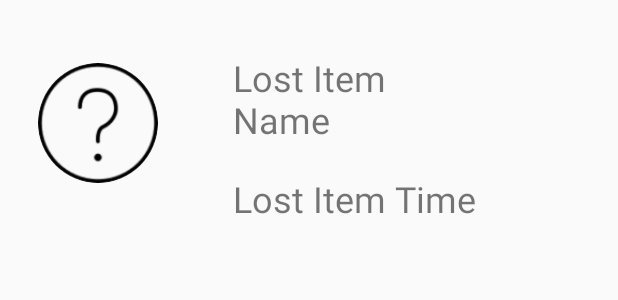
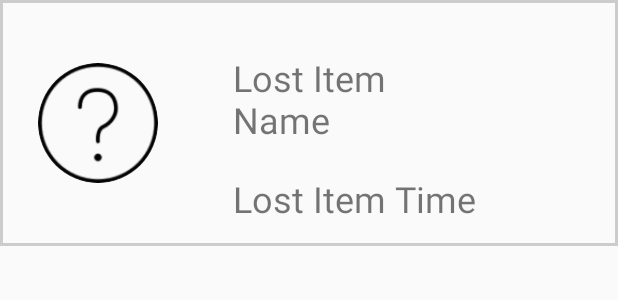
Before and after one commit to calinbiberea/lost_it_found_it, an Android app: the layout item_container.xml on its own in the app's theme, with its tools: preview values and no code run, on a phone screen of 412 x 824 dp. Shown: the top 300 px of the screen. Run offline under Robolectric (Android 15) with nearby library versions, the light colour scheme and no system bars.

Commit message:
Added custom border to item container.

```diff
--- /dev/null
+++ b/app/src/main/res/drawable/customborder.xml
@@ -0,0 +1,5 @@
+<?xml version="1.0" encoding="UTF-8"?>
+<shape xmlns:android="http://schemas.android.com/apk/res/android" android:shape="rectangle">
+    <padding android:left="15dp" android:right="15dp" android:top="15dp" android:bottom="15dp"/>
+    <stroke android:width="2dp" android:color="#CCCCCC"/>
+</shape>
--- a/app/src/main/res/layout/item_container.xml
+++ b/app/src/main/res/layout/item_container.xml
@@ -5,6 +5,7 @@
     android:id="@+id/item_container"
     android:layout_width="match_parent"
     android:layout_height="wrap_content"
+    android:background="@drawable/customborder"
     android:padding="15dp">
 
     <de.hdodenhof.circleimageview.CircleImageView
@@ -39,7 +40,7 @@
         android:layout_marginTop="20dp"
         android:layout_marginEnd="70dp"
         android:layout_toEndOf="@+id/lost_item_icon"
-        android:text="Lost Item Time"
+        android:text="@string/lost_item_time"
         android:textSize="24sp" />
 
 </RelativeLayout>
--- a/app/src/main/res/values/strings.xml
+++ b/app/src/main/res/values/strings.xml
@@ -43,4 +43,5 @@
     <string name="time_it_was_lost">Time It Was Lost</string>
     <string name="where_it_was_lost">Where It Was Lost</string>
     <string name="short_description">Short Description</string>
+    <string name="lost_item_time">Lost Item Time</string>
 </resources>
```
